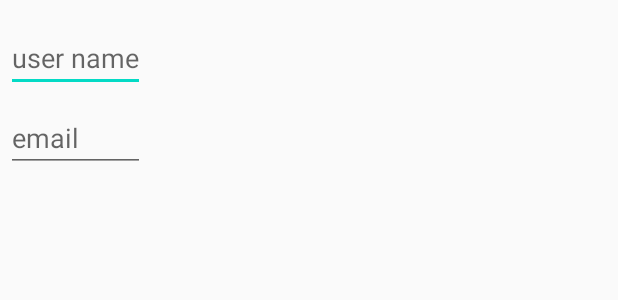
After one commit to abdullahmansss/hti, an Android app: the layout user_dialog.xml on its own in the app's theme, with its tools: preview values and no code run, on a phone screen of 412 x 824 dp. The commit adds this screen. Shown: the top 300 px of the screen. Run offline under Robolectric (Android 15) with nearby library versions, the light colour scheme and no system bars.

```diff
--- /dev/null
+++ b/app/src/main/res/layout/user_dialog.xml
@@ -0,0 +1,30 @@
+<LinearLayout
+    xmlns:android="http://schemas.android.com/apk/res/android"
+    android:orientation="vertical"
+    android:layout_width="wrap_content"
+    android:layout_height="wrap_content">
+
+    <EditText
+        android:id="@+id/username"
+        android:inputType="textEmailAddress"
+        android:layout_width="match_parent"
+        android:layout_height="wrap_content"
+        android:layout_marginTop="16dp"
+        android:layout_marginLeft="4dp"
+        android:layout_marginRight="4dp"
+        android:layout_marginBottom="4dp"
+        android:hint="user name" />
+
+    <EditText
+        android:id="@+id/email"
+        android:inputType="textPassword"
+        android:layout_width="match_parent"
+        android:layout_height="wrap_content"
+        android:layout_marginTop="4dp"
+        android:layout_marginLeft="4dp"
+        android:layout_marginRight="4dp"
+        android:layout_marginBottom="16dp"
+        android:fontFamily="sans-serif"
+        android:hint="email"/>
+
+</LinearLayout>
```
Also changed, not shown: app/src/main/java/mans/firstapp/Tab1.java (+68 -0 lines), app/src/main/res/layout/fragment_first.xml (+18 -2 lines), app/src/main/res/layout/fragment_tab1.xml (+12 -9 lines).
